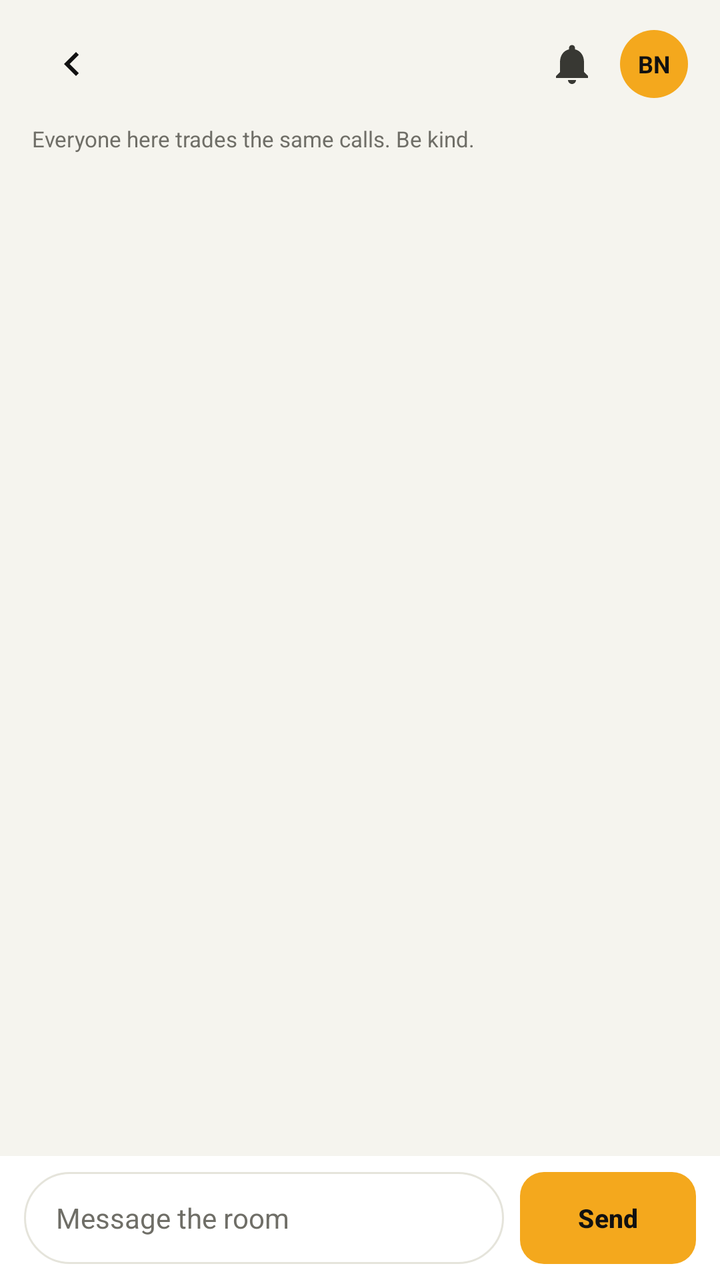
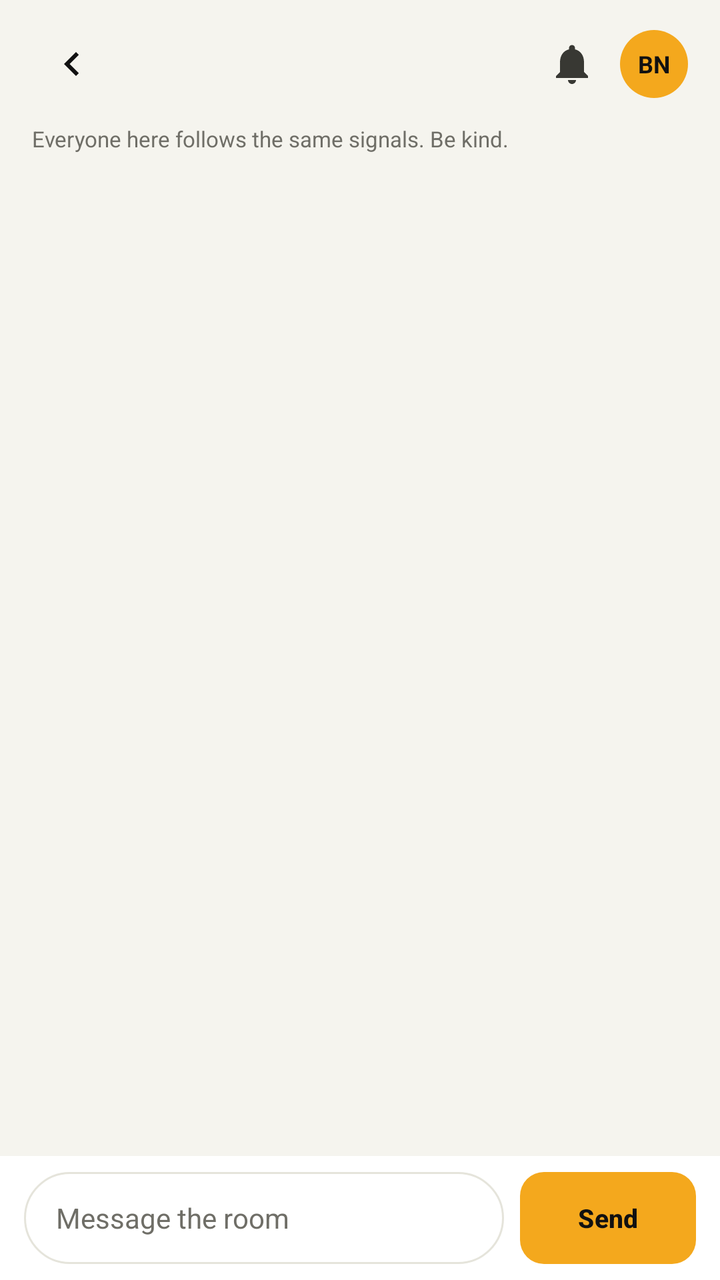

An Android layout rendered at two revisions. The XML below is the earlier revision; the diff shows what the commit changed to produce the second picture.
<!-- AndroidManifest.xml: application theme Theme.ATG -->
<!-- res/layout/activity_room_detail.xml -->
<?xml version="1.0" encoding="utf-8"?>
<LinearLayout xmlns:android="http://schemas.android.com/apk/res/android"
    android:layout_width="match_parent"
    android:layout_height="match_parent"
    android:background="@color/bg"
    android:orientation="vertical">

    <include layout="@layout/view_header" />

    <TextView
        android:id="@+id/tvRoomInfo"
        android:layout_width="match_parent"
        android:layout_height="wrap_content"
        android:paddingStart="@dimen/screen_pad"
        android:paddingEnd="@dimen/screen_pad"
        android:paddingBottom="6dp"
        android:text="Everyone here trades the same calls. Be kind."
        android:textColor="@color/muted"
        android:textSize="11sp" />

    <androidx.recyclerview.widget.RecyclerView
        android:id="@+id/rvMessages"
        android:layout_width="match_parent"
        android:layout_height="0dp"
        android:layout_weight="1"
        android:clipToPadding="false"
        android:paddingBottom="12dp" />

    <LinearLayout
        android:layout_width="match_parent"
        android:layout_height="wrap_content"
        android:background="@color/surface"
        android:gravity="center_vertical"
        android:orientation="horizontal"
        android:paddingStart="12dp"
        android:paddingTop="8dp"
        android:paddingEnd="12dp"
        android:paddingBottom="8dp">

        <EditText
            android:id="@+id/etMessage"
            android:layout_width="0dp"
            android:layout_height="46dp"
            android:layout_weight="1"
            android:background="@drawable/bg_chat_input"
            android:hint="Message the room"
            android:inputType="textCapSentences|textMultiLine"
            android:maxLines="4"
            android:paddingStart="16dp"
            android:paddingEnd="16dp"
            android:textColor="@color/ink"
            android:textColorHint="@color/muted"
            android:textSize="14sp" />

        <com.google.android.material.button.MaterialButton
            android:id="@+id/btnSend"
            style="@style/Widget.ATG.Button.Small"
            android:layout_width="wrap_content"
            android:layout_height="46dp"
            android:layout_marginStart="8dp"
            android:text="Send" />
    </LinearLayout>
</LinearLayout>
<!-- res/layout/view_header.xml (included above) -->
<?xml version="1.0" encoding="utf-8"?>
<LinearLayout xmlns:android="http://schemas.android.com/apk/res/android"
    xmlns:app="http://schemas.android.com/apk/res-auto"
    android:layout_width="match_parent"
    android:layout_height="wrap_content"
    android:orientation="horizontal"
    android:gravity="center_vertical"
    android:paddingStart="@dimen/screen_pad"
    android:paddingEnd="@dimen/screen_pad"
    android:paddingTop="12dp"
    android:paddingBottom="10dp">

    <ImageButton
        android:id="@+id/btnBack"
        android:layout_width="40dp"
        android:layout_height="40dp"
        android:background="?attr/selectableItemBackgroundBorderless"
        android:contentDescription="@string/back"
        android:padding="8dp"
        android:src="@drawable/ic_back"
        app:tint="@color/ink" />

    <TextView
        android:id="@+id/tvHeaderTitle"
        android:layout_width="0dp"
        android:layout_height="wrap_content"
        android:layout_weight="1"
        android:layout_marginStart="6dp"
        android:textSize="17sp"
        android:textStyle="bold"
        android:textColor="@color/ink" />

    <ImageButton
        android:id="@+id/btnBell"
        android:layout_width="40dp"
        android:layout_height="40dp"
        android:background="?attr/selectableItemBackgroundBorderless"
        android:contentDescription="Notifications"
        android:padding="9dp"
        android:src="@drawable/ic_bell"
        app:tint="@color/ink_soft" />

    <TextView
        android:id="@+id/tvHeaderAvatar"
        android:layout_width="34dp"
        android:layout_height="34dp"
        android:layout_marginStart="4dp"
        android:background="@drawable/bg_avatar"
        android:gravity="center"
        android:text="BN"
        android:textColor="@color/ink"
        android:textSize="12sp"
        android:textStyle="bold" />
</LinearLayout>
<!-- resources referenced by this layout -->
<resources>
  <color name="bg">#F5F4EE</color>
  <color name="ink">#111111</color>
  <color name="ink_soft">#383833</color>
  <color name="muted">#6F6E67</color>
  <color name="surface">#FFFFFF</color>
  <dimen name="screen_pad">16dp</dimen>
  <!-- drawable bg_avatar (drawable) -->
  <?xml version="1.0" encoding="utf-8"?>
  <shape xmlns:android="http://schemas.android.com/apk/res/android" android:shape="oval">
      <solid android:color="@color/primary" />
  </shape>
  <!-- drawable bg_chat_input (drawable) -->
  <?xml version="1.0" encoding="utf-8"?>
  <shape xmlns:android="http://schemas.android.com/apk/res/android" android:shape="rectangle">
      <solid android:color="@color/surface" />
      <corners android:radius="24dp" />
      <stroke android:width="1dp" android:color="@color/stroke" />
  </shape>
  <!-- drawable ic_back (drawable) -->
  <vector xmlns:android="http://schemas.android.com/apk/res/android"
      android:width="24dp" android:height="24dp"
      android:viewportWidth="24" android:viewportHeight="24"
      android:tint="@color/ink">
      <path android:fillColor="#FF000000"
          android:pathData="M15.41,7.41L14,6l-6,6 6,6 1.41,-1.41L10.83,12z" />
  </vector>
  <!-- drawable ic_bell (drawable) -->
  <vector xmlns:android="http://schemas.android.com/apk/res/android"
      android:width="24dp" android:height="24dp"
      android:viewportWidth="24" android:viewportHeight="24"
      android:tint="@color/ink">
      <path android:fillColor="#FF000000"
          android:pathData="M12,22c1.1,0 2,-0.9 2,-2h-4c0,1.1 0.89,2 2,2zM18,16v-5c0,-3.07 -1.64,-5.64 -4.5,-6.32V4c0,-0.83 -0.67,-1.5 -1.5,-1.5s-1.5,0.67 -1.5,1.5v0.68C7.63,5.36 6,7.92 6,11v5l-2,2v1h16v-1z" />
  </vector>
  <string name="back">Back</string>
  <style name="Widget.ATG.Button.Small" parent="Widget.ATG.Button">
          <item name="android:textSize">13sp</item>
          <item name="cornerRadius">12dp</item>
          <item name="android:minHeight">40dp</item>
          <item name="android:paddingLeft">14dp</item>
          <item name="android:paddingRight">14dp</item>
      </style>
  <color name="primary">#F4A81D</color>
  <color name="stroke">#E5E4DB</color>
  <style name="Widget.ATG.Button" parent="Widget.Material3.Button">
          <item name="backgroundTint">@color/primary</item>
          <item name="android:textColor">@color/ink</item>
          <item name="android:textSize">16sp</item>
          <item name="android:textStyle">bold</item>
          <item name="android:letterSpacing">0.01</item>
          <item name="cornerRadius">16dp</item>
          <item name="android:minHeight">@dimen/button_height</item>
          <item name="android:insetTop">0dp</item>
          <item name="android:insetBottom">0dp</item>
          <item name="android:paddingLeft">20dp</item>
          <item name="android:paddingRight">20dp</item>
          <item name="rippleColor">#26000000</item>
          <item name="elevation">0dp</item>
      </style>
  <color name="gold">#8A6A1F</color>
  <color name="white">#FFFFFF</color>
  <style name="Theme.ATG.BottomSheet" parent="ThemeOverlay.Material3.BottomSheetDialog">
          <item name="android:colorBackground">@color/surface</item>
          <item name="colorSurface">@color/surface</item>
          <item name="android:navigationBarColor">@color/surface</item>
      </style>
  <style name="Theme.ATG.Dialog" parent="ThemeOverlay.Material3.MaterialAlertDialog">
          <item name="colorSurface">@color/surface</item>
          <item name="colorOnSurface">@color/ink</item>
          <item name="android:colorBackground">@color/surface</item>
      </style>
  <dimen name="button_height">54dp</dimen>
  <!-- unchanged entries left out for length: 1 -->
</resources>

<!-- the commit's change to res/layout/activity_room_detail.xml (unified diff, before → after) -->
@@ -14,7 +14,7 @@
         android:paddingStart="@dimen/screen_pad"
         android:paddingEnd="@dimen/screen_pad"
         android:paddingBottom="6dp"
-        android:text="Everyone here trades the same calls. Be kind."
+        android:text="Everyone here follows the same signals. Be kind."
         android:textColor="@color/muted"
         android:textSize="11sp" />
 
